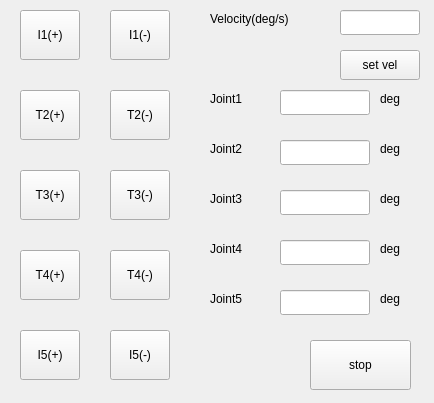
Before: the Qt Designer form UI/script/climbot5d/climbot5d_joint_control.ui in trigrass2/biped5d, drawn with Qt 5.
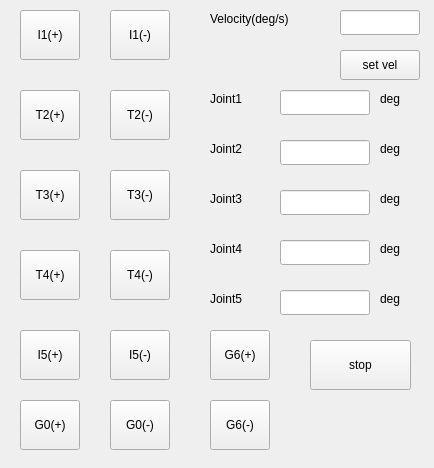
After: the same form once the commit is applied.

Commit message: add gripper control

What changed in the file:
```diff
--- a/UI/script/climbot5d/climbot5d_joint_control.ui
+++ b/UI/script/climbot5d/climbot5d_joint_control.ui
@@ -7,7 +7,7 @@
     <x>0</x>
     <y>0</y>
     <width>434</width>
-    <height>403</height>
+    <height>468</height>
    </rect>
   </property>
   <property name="windowTitle">
@@ -438,6 +438,70 @@
     <bool>true</bool>
    </property>
   </widget>
+  <widget class="QPushButton" name="pushButton_13">
+   <property name="geometry">
+    <rect>
+     <x>20</x>
+     <y>400</y>
+     <width>60</width>
+     <height>50</height>
+    </rect>
+   </property>
+   <property name="text">
+    <string>G0(+)</string>
+   </property>
+   <property name="checkable">
+    <bool>true</bool>
+   </property>
+  </widget>
+  <widget class="QPushButton" name="pushButton_14">
+   <property name="geometry">
+    <rect>
+     <x>110</x>
+     <y>400</y>
+     <width>60</width>
+     <height>50</height>
+    </rect>
+   </property>
+   <property name="text">
+    <string>G0(-)</string>
+   </property>
+   <property name="checkable">
+    <bool>true</bool>
+   </property>
+  </widget>
+  <widget class="QPushButton" name="pushButton_15">
+   <property name="geometry">
+    <rect>
+     <x>210</x>
+     <y>400</y>
+     <width>60</width>
+     <height>50</height>
+    </rect>
+   </property>
+   <property name="text">
+    <string>G6(-)</string>
+   </property>
+   <property name="checkable">
+    <bool>true</bool>
+   </property>
+  </widget>
+  <widget class="QPushButton" name="pushButton_16">
+   <property name="geometry">
+    <rect>
+     <x>210</x>
+     <y>330</y>
+     <width>60</width>
+     <height>50</height>
+    </rect>
+   </property>
+   <property name="text">
+    <string>G6(+)</string>
+   </property>
+   <property name="checkable">
+    <bool>true</bool>
+   </property>
+  </widget>
  </widget>
  <resources/>
  <connections>
```
Left out of the diff: 64 changed lines with no effect on the pictures. The commit also changes 14 other files.
